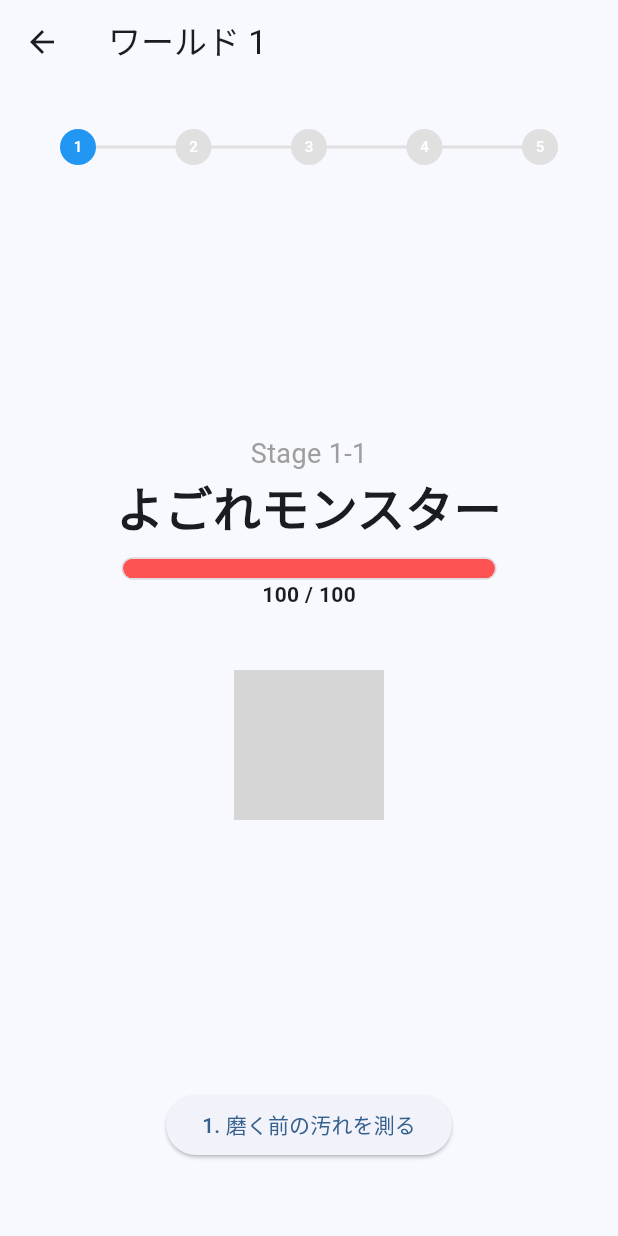
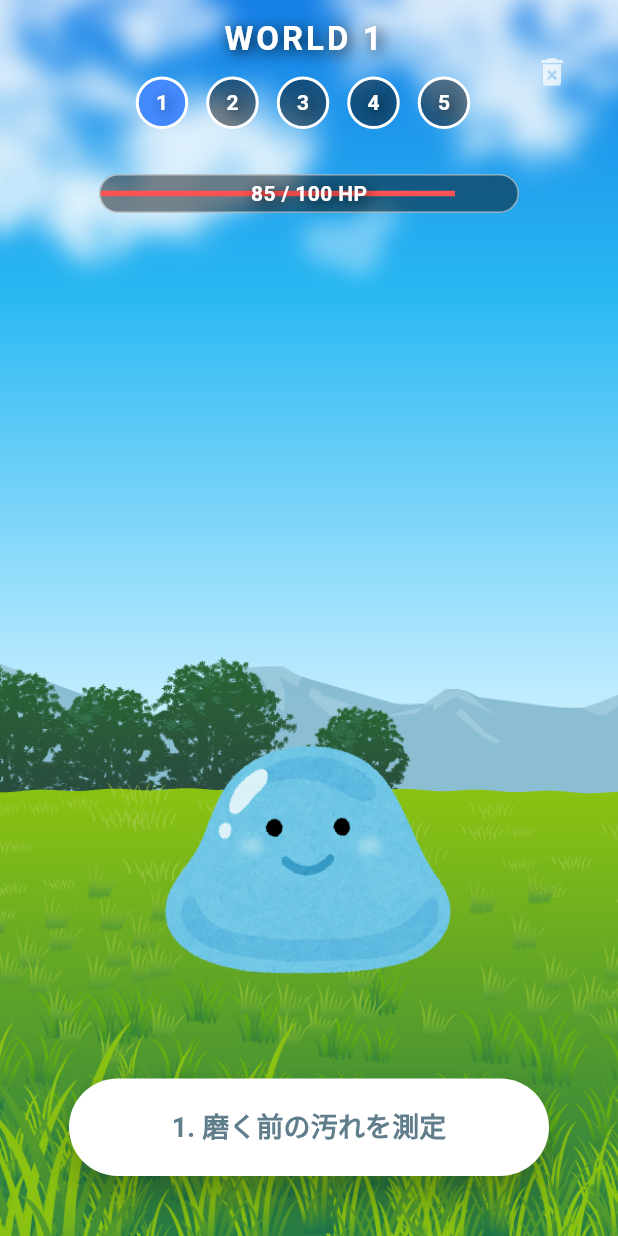
Before and after one commit to Laur3121/hackthon_hacku2026_techtechtechnology, a Flutter app: the BattleScreen screen opened by its route, on a phone screen of 412 x 824 dp. Run offline on Flutter 3.47's test engine with Material 3 defaults, Android fonts, the phone set to English and light mode, and no system bars; our stand-ins replace firebase_core; accounts and stored records are empty; network calls fail; grey boxes are pictures that could not be loaded.

Commit message:
スライムと背景を追加。また敵キャラが揺れるように変更

```diff
--- a/breath_checker/lib/screens/battle_screen.dart
+++ b/breath_checker/lib/screens/battle_screen.dart
@@ -1,6 +1,7 @@
 import 'package:flutter/material.dart';
 import 'package:http/http.dart' as http;
 import 'dart:convert';
+import 'dart:math' as math;
 
 class BattleScreen extends StatefulWidget {
   const BattleScreen({super.key});
@@ -8,25 +9,48 @@ class BattleScreen extends StatefulWidget {
   State<BattleScreen> createState() => _BattleScreenState();
 }
 
-class _BattleScreenState extends State<BattleScreen> {
-  // ステータス管理
+class _BattleScreenState extends State<BattleScreen> with TickerProviderStateMixin {
   int world = 1;
   int stage = 1;
-  int enemyCurrentHp = 100;
+  int enemyCurrentHp = 85;
   int enemyMaxHp = 100;
-  final int maxStage = 5;
-
   double? beforeScore;
   bool isMeasuring = false;
+  bool isWalking = false;
+  bool isDamaged = false; // ダメージ演出用フラグ
+
   final String apiUrl = "https://breath-checker-api-476724390420.asia-northeast1.run.app";
+  late AnimationController _pulupuluController;
 
   @override
   void initState() {
     super.initState();
-    _loadGameStatus(); // 起動時にセーブデータを読み込む
+    _loadGameStatus();
+    _pulupuluController = AnimationController(
+      vsync: this,
+      duration: const Duration(milliseconds: 1500),
+    )..repeat(reverse: true);
   }
 
-  // --- API連携関数 ---
+  @override
+  void dispose() {
+    _pulupuluController.dispose();
+    super.dispose();
+  }
+
+  // --- デバッグ用：進捗リセット ---
+  Future<void> _resetGame() async {
+    try {
+      final res = await http.post(Uri.parse("$apiUrl/reset-game")); // APIにリセット用エンドポイントがあると想定
+      if (res.statusCode == 200) {
+        _loadGameStatus();
+        ScaffoldMessenger.of(context).showSnackBar(const SnackBar(content: Text("進捗を初期化しました")));
+      }
+    } catch (e) {
+      // もしAPIになければローカルで初期値をセットして再読み込み
+      setState(() { world = 1; stage = 1; enemyCurrentHp = 100; });
+    }
+  }
 
   Future<void> _loadGameStatus() async {
     try {
@@ -40,137 +64,227 @@ class _BattleScreenState extends State<BattleScreen> {
           enemyMaxHp = data['max_hp'] ?? 100;
         });
       }
-    } catch (e) { print("読み込みエラー: $e"); }
+    } catch (e) { print(e); }
   }
 
-  // 本当のダメージを計算して攻撃する
   void _processAttack() async {
     setState(() => isMeasuring = true);
-
     try {
-      // 1. 磨いた後の数値を取得
       final res = await http.get(Uri.parse("$apiUrl/check-firebase"));
       double afterScore = double.parse(json.decode(res.body)['firebase_data']['diff_percent'].toString());
+      double diff = (beforeScore ?? 0) - afterScore;
+      int damage = diff > 0 ? (diff * 10).toInt() : 5;
 
-      // 2. ダメージ計算 (磨く前 - 磨いた後) * 10
-      // 例: 40%から10%に減ったら 30 * 10 = 300ダメージ
-      double diff = (beforeScore ?? 0) - afterScore;
-      int damage = diff > 0 ? (diff * 10).toInt() : 5; // 最低5ダメ
+      // ダメージ演出開始（赤く光る）
+      setState(() => isDamaged = true);
+      Future.delayed(const Duration(milliseconds: 500), () => setState(() => isDamaged = false));
 
-      // 3. Pythonにダメージを送ってセーブ＆更新
       final attackRes = await http.post(Uri.parse("$apiUrl/attack?damage=$damage"));
       if (attackRes.statusCode == 200) {
         final newData = json.decode(attackRes.body);
-
         setState(() {
           enemyCurrentHp = newData['current_hp'];
-          stage = newData['stage'];
-          world = newData['world'];
-          enemyMaxHp = newData['max_hp'];
-
-          _showResultDialog(diff, damage); // 何ダメ出たか表示！
+          if (enemyCurrentHp >= newData['max_hp'] && damage > 0) {
+            _startNextStageEffect(newData);
+          } else {
+            _showResultDialog(diff, damage);
+          }
           beforeScore = null;
           isMeasuring = false;
         });
       }
-    } catch (e) {
-      print("攻撃エラー: $e");
-      setState(() => isMeasuring = false);
-    }
+    } catch (e) { setState(() => isMeasuring = false); }
   }
 
-  // --- UIウィジェット ---
+  void _startNextStageEffect(Map newData) async {
+    setState(() => isWalking = true);
+    await Future.delayed(const Duration(seconds: 2));
+    setState(() {
+      stage = newData['stage'];
+      world = newData['world'];
+      enemyMaxHp = newData['max_hp'];
+      enemyCurrentHp = newData['max_hp'];
+      isWalking = false;
+    });
+  }
 
   @override
   Widget build(BuildContext context) {
+    const shadowStyle = TextStyle(
+      color: Colors.white,
+      fontWeight: FontWeight.bold,
+      shadows: [Shadow(blurRadius: 12, color: Colors.black87, offset: Offset(2, 2))],
+    );
+
     return Scaffold(
-      appBar: AppBar(title: Text("ワールド $world")),
-      body: Column(
+      body: Stack(
         children: [
-          const SizedBox(height: 30),
-          _buildStageIndicator(), // 横軸インジケーター
-          const Spacer(),
-          Text("Stage $world-$stage", style: const TextStyle(fontSize: 18, color: Colors.grey)),
-          const Text("よごれモンスター", style: TextStyle(fontSize: 32, fontWeight: FontWeight.bold)),
-          const SizedBox(height: 10),
-          _buildHpBar(),
-          const SizedBox(height: 40),
-          // 敵の画像（stageに合わせて変える）
-          Image.asset('assets/monster_$stage.png', height: 220,
-            errorBuilder: (context, error, stack) => const Icon(Icons.auto_fix_high, size: 100, color: Colors.purple)),
-          const Spacer(),
-          _buildActionButton(),
-          const SizedBox(height: 50),
+          // 背景 (.jpg)
+          AnimatedContainer(
+            duration: const Duration(seconds: 2),
+            curve: Curves.easeInOut,
+            decoration: BoxDecoration(
+              image: DecorationImage(
+                image: const AssetImage('assets/background_grass.jpg'),
+                fit: BoxFit.cover,
+                alignment: isWalking ? const Alignment(0.8, 0.0) : const Alignment(-0.8, 0.0),
+              ),
+            ),
+          ),
+
+          SafeArea(
+            child: Column(
+              children: [
+                // 上部バーとリセットボタン
+                Padding(
+                  padding: const EdgeInsets.symmetric(horizontal: 20, vertical: 10),
+                  child: Row(
+                    mainAxisAlignment: MainAxisAlignment.spaceBetween,
+                    children: [
+                      const SizedBox(width: 40), // バランス用
+                      _buildTopStatus(shadowStyle),
+                      IconButton(
+                        icon: const Icon(Icons.delete_forever, color: Colors.white70),
+                        onPressed: _resetGame,
+                        tooltip: "デバッグ用リセット",
+                      ),
                     ],
                   ),
-    );
-  }
+                ),
 
-  // 横軸のステージ表示
-  Widget _buildStageIndicator() {
-    return Padding(
-      padding: const EdgeInsets.symmetric(horizontal: 40),
-      child: Stack(
-        alignment: Alignment.center,
-        children: [
-          Container(height: 2, color: Colors.grey[300]),
-          Row(
-            mainAxisAlignment: MainAxisAlignment.spaceBetween,
-            children: List.generate(maxStage, (index) {
-              int s = index + 1;
-              bool isCurrent = s == stage;
-              bool isCleared = s < stage;
-              return CircleAvatar(
-                radius: 12,
-                backgroundColor: isCurrent ? Colors.blue : (isCleared ? Colors.green : Colors.grey[300]),
-                child: isCleared
-                  ? const Icon(Icons.check, size: 15, color: Colors.white)
-                  : Text('$s', style: const TextStyle(color: Colors.white, fontSize: 10)),
-              );
-            }),
+                const SizedBox(height: 20),
+                _buildHpBar(shadowStyle), // HPバーを上に配置
+
+                const Spacer(), // ここで間を空ける
+
+                if (isWalking) ...[
+                  const Icon(Icons.directions_walk, size: 80, color: Colors.white),
+                  Text("次の敵をさがしています...", style: shadowStyle.copyWith(fontSize: 20)),
+                  const SizedBox(height: 100),
+                ] else ...[
+                  _buildMonsterWithAnimation(), // モンスターを下に配置
+                ],
+
+                const SizedBox(height: 20),
+                _buildBattleButtons(),
+                const SizedBox(height: 40),
+              ],
+            ),
           ),
         ],
       ),
     );
   }
 
-  Widget _buildHpBar() {
+  Widget _buildMonsterWithAnimation() {
+    return AnimatedBuilder(
+      animation: _pulupuluController,
+      builder: (context, child) {
+        double v = _pulupuluController.value;
+        double scaleX = 1.0;
+        double scaleY = 1.0;
+
+        if (stage == 1) {
+          double anim = Curves.easeInOutSine.transform(v);
+          scaleY = 1.0 + (0.07 * anim);
+          scaleX = 1.0 - (0.07 * anim);
+        }
+
+        return Transform(
+          alignment: Alignment.bottomCenter,
+          transform: Matrix4.identity()..scale(scaleX, scaleY),
+          child: ColorFiltered(
+            // ダメージを受けた時に赤く光らせる演出
+            colorFilter: ColorFilter.mode(
+              isDamaged ? Colors.red.withOpacity(0.5) : Colors.transparent,
+              BlendMode.srcATop,
+            ),
+            child: Image.asset(
+              'assets/monster_$stage.png',
+              height: 220, // 少し大きくして存在感を出す
+              fit: BoxFit.contain,
+              errorBuilder: (c, e, s) => const Icon(Icons.adb, size: 100, color: Colors.white),
+            ),
+          ),
+        );
+      },
+    );
+  }
+
+  Widget _buildTopStatus(TextStyle style) {
     return Column(
       children: [
-        Container(
-          width: 250, height: 15,
-          decoration: BoxDecoration(borderRadius: BorderRadius.circular(10), border: Border.all(color: Colors.black12)),
-          child: ClipRRect(
-            borderRadius: BorderRadius.circular(10),
-            child: LinearProgressIndicator(
-              value: enemyCurrentHp / enemyMaxHp,
-              backgroundColor: Colors.grey[200],
-              valueColor: const AlwaysStoppedAnimation<Color>(Colors.redAccent),
+        Text("WORLD $world", style: style.copyWith(fontSize: 22, letterSpacing: 2)),
+        const SizedBox(height: 10),
+        Row(
+          mainAxisAlignment: MainAxisAlignment.center,
+          children: List.generate(5, (i) {
+            int s = i + 1;
+            return Container(
+              margin: const EdgeInsets.symmetric(horizontal: 6),
+              width: 35, height: 35,
+              decoration: BoxDecoration(
+                color: s == stage ? Colors.blueAccent : (s < stage ? Colors.green : Colors.black45),
+                shape: BoxShape.circle,
+                border: Border.all(color: Colors.white, width: 2),
               ),
+              child: Center(child: Text("$s", style: style.copyWith(fontSize: 14))),
+            );
+          }),
         ),
-        ),
-        Text('$enemyCurrentHp / $enemyMaxHp', style: const TextStyle(fontWeight: FontWeight.bold)),
       ],
     );
   }
 
-  Widget _buildActionButton() {
-    return Padding(
-      padding: const EdgeInsets.symmetric(horizontal: 40),
-      child: beforeScore == null
-        ? ElevatedButton(
-            onPressed: isMeasuring ? null : () async {
+  Widget _buildHpBar(TextStyle style) {
+    return Column(
+      children: [
+        Container(
+          width: 280, height: 26,
+          decoration: BoxDecoration(
+            color: Colors.black45,
+            borderRadius: BorderRadius.circular(13),
+            border: Border.all(color: Colors.white54),
+          ),
+          child: Stack(
+            alignment: Alignment.center,
+            children: [
+              ClipRRect(
+                borderRadius: BorderRadius.circular(13),
+                child: LinearProgressIndicator(
+                  value: enemyCurrentHp / enemyMaxHp,
+                  backgroundColor: Colors.transparent,
+                  valueColor: const AlwaysStoppedAnimation<Color>(Colors.redAccent),
+                ),
+              ),
+              Text('$enemyCurrentHp / $enemyMaxHp HP', style: style.copyWith(fontSize: 14)),
+            ],
+          ),
+        ),
+      ],
+    );
+  }
+
+  Widget _buildBattleButtons() {
+    return SizedBox(
+      width: 320, height: 65,
+      child: ElevatedButton(
+        style: ElevatedButton.styleFrom(
+          backgroundColor: beforeScore == null ? Colors.white : Colors.orangeAccent,
+          foregroundColor: beforeScore == null ? Colors.blueGrey : Colors.white,
+          shape: RoundedRectangleBorder(borderRadius: BorderRadius.circular(35)),
+          elevation: 10,
+        ),
+        onPressed: isMeasuring || isWalking ? null : (beforeScore == null ? () async {
           setState(() => isMeasuring = true);
           final res = await http.get(Uri.parse("$apiUrl/check-firebase"));
           beforeScore = double.parse(json.decode(res.body)['firebase_data']['diff_percent'].toString());
           setState(() => isMeasuring = false);
-            },
-            child: Text(isMeasuring ? "スキャン中..." : "1. 磨く前の汚れを測る"),
-          )
-        : ElevatedButton(
-            style: ElevatedButton.styleFrom(backgroundColor: Colors.orange, foregroundColor: Colors.white),
-            onPressed: isMeasuring ? null : _processAttack,
-            child: Text(isMeasuring ? "判定中..." : "2. 磨き終わった！攻撃！"),
+        } : _processAttack),
+        child: Text(
+          isMeasuring ? "読み込み中..." : (beforeScore == null ? "1. 磨く前の汚れを測定" : "2. 磨き完了！こうげき！"),
+          style: const TextStyle(fontSize: 18, fontWeight: FontWeight.bold),
+        ),
       ),
     );
   }
@@ -179,8 +293,8 @@ class _BattleScreenState extends State<BattleScreen> {
     showDialog(
       context: context,
       builder: (context) => AlertDialog(
-        title: const Text("ナイス・ブレス！"),
-        content: Text("汚れを ${diff.toStringAsFixed(1)}% 浄化した！\n敵に $damage のダメージ！"),
+        title: const Text("結果"),
+        content: Text("汚れを ${diff.toStringAsFixed(1)}% 除去！\n$damage ダメージ！"),
         actions: [TextButton(onPressed: () => Navigator.pop(context), child: const Text("OK"))],
       ),
     );
--- a/breath_checker/pubspec.yaml
+++ b/breath_checker/pubspec.yaml
@@ -66,6 +66,8 @@ flutter:
     - assets/リアルなちいさいかわいいドラゴン.png
     - assets/リアルなかわいいドラゴン.png
     - assets/かっこいいドラゴン（黒色）.png
+    - assets/background_grass.jpg
+    - assets/monster_1.png
 
   # An image asset can refer to one or more resolution-specific "variants", see
   # https://flutter.dev/to/resolution-aware-images
```
Also changed, not shown: breath_checker/assets/background_grass.jpg (added), breath_checker/assets/monster_1.png (added). Lines whose indentation alone changed are shown as unchanged.
